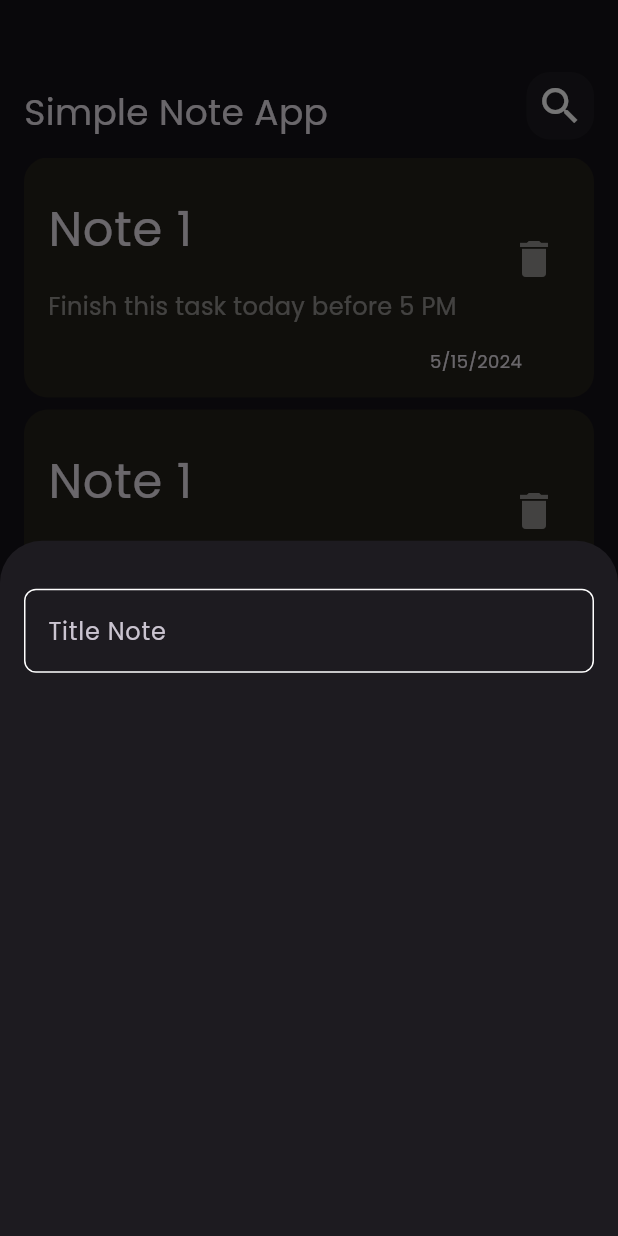
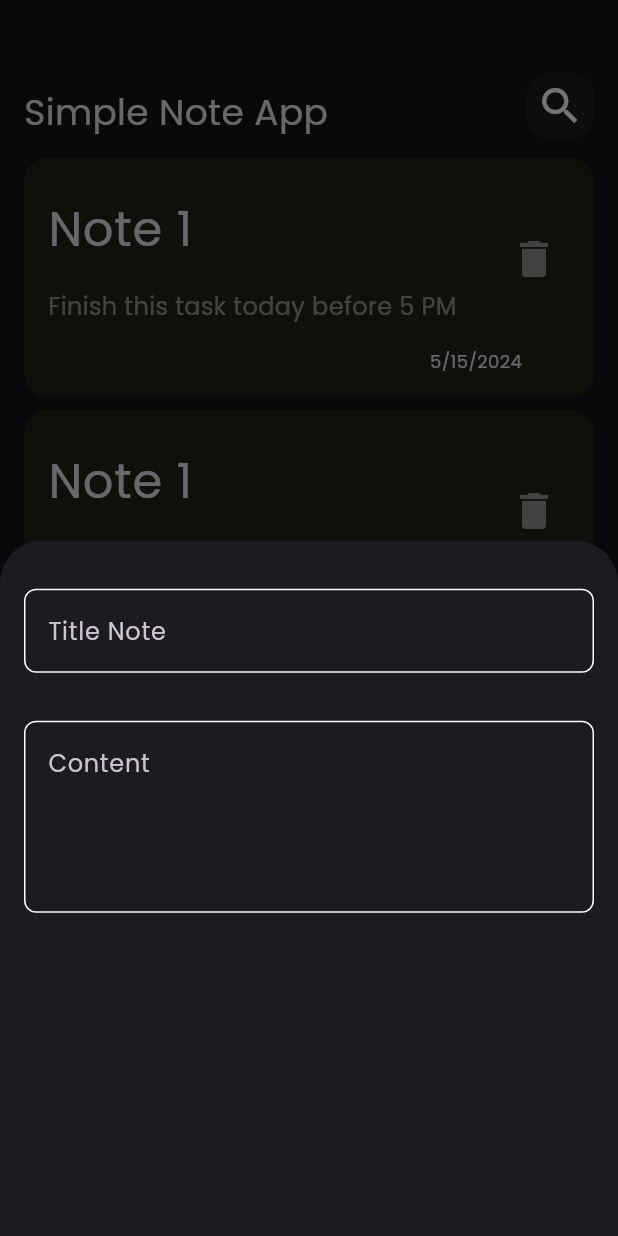
Before and after one commit to unityheroes/simple_note_app, a Flutter app: the screen it shows after launch, after a tap on the "add" icon, on a phone screen of 412 x 824 dp. Run offline on Flutter 3.47's test engine with Material 3 defaults, Android fonts, the phone set to English and light mode, and no system bars.

Commit message:
add customtextfield to bottomsheetview

```diff
--- a/lib/widgets/add_note_bottom_sheet_view.dart
+++ b/lib/widgets/add_note_bottom_sheet_view.dart
@@ -7,7 +7,16 @@ class AddNoteBottomSheet extends StatelessWidget {
   @override
   Widget build(BuildContext context) {
     return const Column(
-      children: [CustomTextField()],
+      children: [
+        CustomTextField(
+          hintText: "Title Note",
+          maxlines: 1,
+        ),
+        CustomTextField(
+          hintText: "Content",
+          maxlines: 4,
+        )
+      ],
     );
   }
 }
--- a/lib/widgets/custom_text_field.dart
+++ b/lib/widgets/custom_text_field.dart
@@ -2,16 +2,19 @@ import 'package:flutter/material.dart';
 import 'package:simple_note_app/appsetting.dart';
 
 class CustomTextField extends StatelessWidget {
-  const CustomTextField({super.key});
+  const CustomTextField({super.key, required this.hintText, this.maxlines = 1});
+  final String hintText;
+  final int maxlines;
 
   @override
   Widget build(BuildContext context) {
     return Padding(
-        padding: EdgeInsets.only(top: 32, right: 16, left: 16),
+        padding: const EdgeInsets.only(top: 32, right: 16, left: 16),
         child: TextField(
           cursorColor: Colors.white,
+          maxLines: maxlines,
           decoration: InputDecoration(
-              hintText: 'Title Note',
+              hintText: hintText,
               border: border(color: kPrimaryColor),
               enabledBorder: border(color: kPrimaryColor)),
         ));
```
